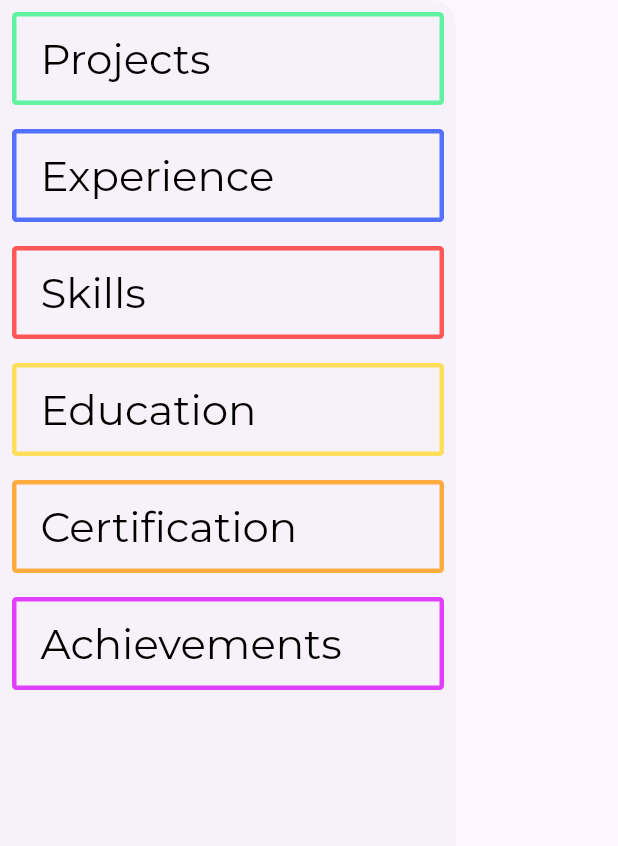
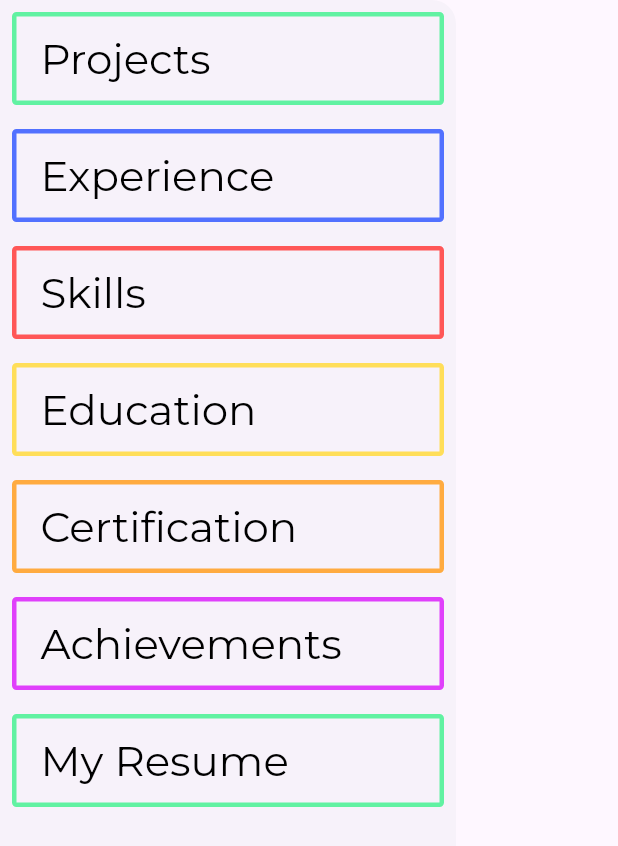
Before and after one commit to adhillatheef/adhils_portfolio_new, a Flutter app: the DrawerView widget shown alone on an empty page, opened directly with empty values, on a phone screen of 412 x 824 dp. Shown: the top 846 px of the screen. Run offline on Flutter 3.47's test engine with Material 3 defaults, Android fonts, the phone set to English and light mode, and no system bars; our stand-ins replace animated_text_kit, auto_size_text, font_awesome_flutter, google_fonts, responsive_builder; missing offline and left inert: mailto.

Commit message:
changes made and version updated

```diff
--- a/lib/desktop/desktop_view.dart
+++ b/lib/desktop/desktop_view.dart
@@ -4,6 +4,7 @@ import 'package:flutter/material.dart';
 import 'package:google_fonts/google_fonts.dart';
 import 'package:provider/provider.dart';
 import 'package:responsive_builder/responsive_builder.dart';
+import 'package:url_launcher/url_launcher.dart';
 
 import '../achievements/achievements.dart';
 import '../education/education.dart';
@@ -176,6 +177,16 @@ class DrawerView extends StatelessWidget {
                 color: ColorAssets.purple,
                 onTap: navigateToAchievements,
                 title: 'Achievements'),
+            DrawerListTile(
+                color: ColorAssets.green,
+                onTap: ()async {
+                    if (await canLaunch("https://www.linkedin.com/in/adhil-latheef")) {
+                      await launch("https://www.linkedin.com/in/adhil-latheef");
+                    } else {
+                      throw 'Could not launch "https://www.linkedin.com/in/adhil-latheef"';
+                    }
+                },
+                title: 'My Resume'),
           ],
         ),
       );
--- a/lib/navigationBar/navigation_bar_view.dart
+++ b/lib/navigationBar/navigation_bar_view.dart
@@ -194,7 +194,7 @@ class NavigationBarItem extends StatelessWidget {
   @override
   Widget build(BuildContext context) {
     final provider = Provider.of<ThemeProvider>(context);
-    final isSmall = MediaQuery.of(context).size.width < 650;
+    // final isSmall = MediaQuery.of(context).size.width < 650;
     return Flexible(
       child: OnHover(builder: (isHovered) {
         return Padding(
--- a/lib/theme_provider.dart
+++ b/lib/theme_provider.dart
@@ -1,14 +1,6 @@
 import 'package:flutter/material.dart';
-import 'package:google_fonts/google_fonts.dart';
 
 class ThemeProvider extends ChangeNotifier{
-  final TextTheme _textTheme = TextTheme(
-    displayMedium: GoogleFonts.montserrat(),
-    headlineMedium: GoogleFonts.montserrat(),
-    bodyMedium: GoogleFonts.montserrat(),
-    bodySmall: GoogleFonts.montserrat(),
-    headlineSmall: GoogleFonts.montserrat(),
-  );
 
   ThemeData _theme = ThemeData.light();
   ThemeData get theme => _theme;
```
Also changed, not shown: lib/main.dart (+1 -11 lines), pubspec.lock.
